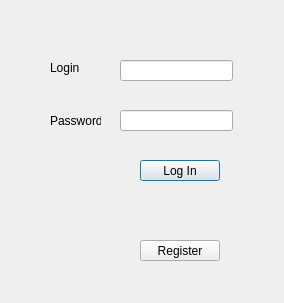
Qt form pc_side/src/mv/views/explanationwindow.ui (dysan12/currency_exchange_simulator) before a commit.
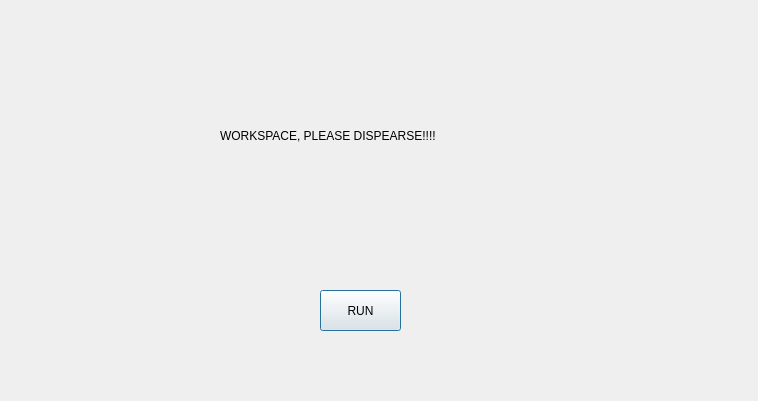
The same form after that commit.

Patch:
```diff
--- a/pc_side/src/mv/views/explanationwindow.ui
+++ b/pc_side/src/mv/views/explanationwindow.ui
@@ -6,83 +6,37 @@
    <rect>
     <x>0</x>
     <y>0</y>
-    <width>284</width>
-    <height>303</height>
+    <width>758</width>
+    <height>401</height>
    </rect>
   </property>
   <property name="windowTitle">
    <string>Dialog</string>
   </property>
-  <widget class="QPushButton" name="loginButton">
+  <widget class="QLabel" name="label">
    <property name="geometry">
     <rect>
-     <x>140</x>
-     <y>160</y>
-     <width>80</width>
-     <height>21</height>
+     <x>220</x>
+     <y>70</y>
+     <width>301</width>
+     <height>131</height>
     </rect>
    </property>
    <property name="text">
-    <string>Log In</string>
+    <string>WORKSPACE, PLEASE DISPEARSE!!!!</string>
    </property>
   </widget>
   <widget class="QPushButton" name="registerButton">
    <property name="geometry">
     <rect>
-     <x>140</x>
-     <y>240</y>
-     <width>80</width>
-     <height>21</height>
+     <x>320</x>
+     <y>290</y>
+     <width>81</width>
+     <height>41</height>
     </rect>
    </property>
    <property name="text">
-    <string>Register</string>
-   </property>
-  </widget>
-  <widget class="QLabel" name="loginLabel">
-   <property name="geometry">
-    <rect>
-     <x>50</x>
-     <y>60</y>
-     <width>51</width>
-     <height>16</height>
-    </rect>
-   </property>
-   <property name="text">
-    <string>Login</string>
-   </property>
-  </widget>
-  <widget class="QLabel" name="passwordLabel">
-   <property name="geometry">
-    <rect>
-     <x>50</x>
-     <y>110</y>
-     <width>51</width>
-     <height>21</height>
-    </rect>
-   </property>
-   <property name="text">
-    <string>Password</string>
-   </property>
-  </widget>
-  <widget class="QLineEdit" name="loginField">
-   <property name="geometry">
-    <rect>
-     <x>120</x>
-     <y>60</y>
-     <width>113</width>
-     <height>21</height>
-    </rect>
-   </property>
-  </widget>
-  <widget class="QLineEdit" name="passwordField">
-   <property name="geometry">
-    <rect>
-     <x>120</x>
-     <y>110</y>
-     <width>113</width>
-     <height>21</height>
-    </rect>
+    <string>RUN</string>
    </property>
   </widget>
  </widget>
```
Left out of the diff: 2 changed lines with no effect on the pictures.
